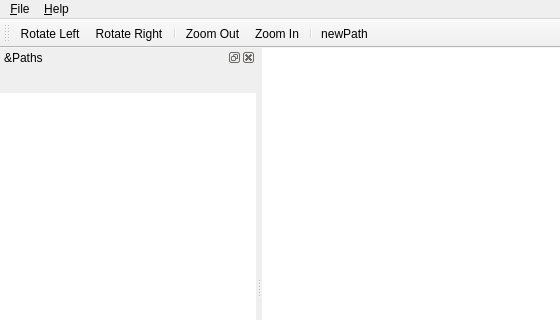
Old version of the form mainwindow.ui in the repository ateijelo/steps; both pictures show x 0 to 560 and y 0 to 320 of the 560 by 525 pixel window.
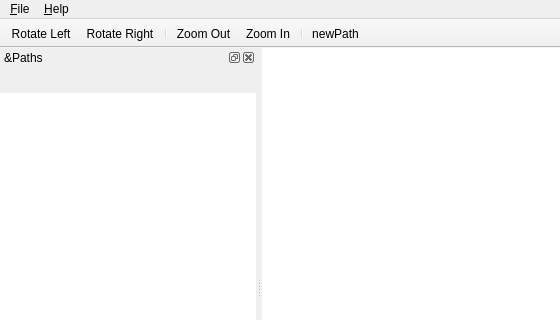
New version of the form. Icons and pictures are not drawn. Custom widgets are drawn as their Qt base class.

The edit to the form file:
```diff
--- a/mainwindow.ui
+++ b/mainwindow.ui
@@ -93,6 +93,9 @@
    <property name="windowTitle">
     <string>toolBar</string>
    </property>
+   <property name="movable">
+    <bool>false</bool>
+   </property>
    <attribute name="toolBarArea">
     <enum>TopToolBarArea</enum>
    </attribute>
```
Left out of the diff: 2 changed lines with no effect on the pictures.
